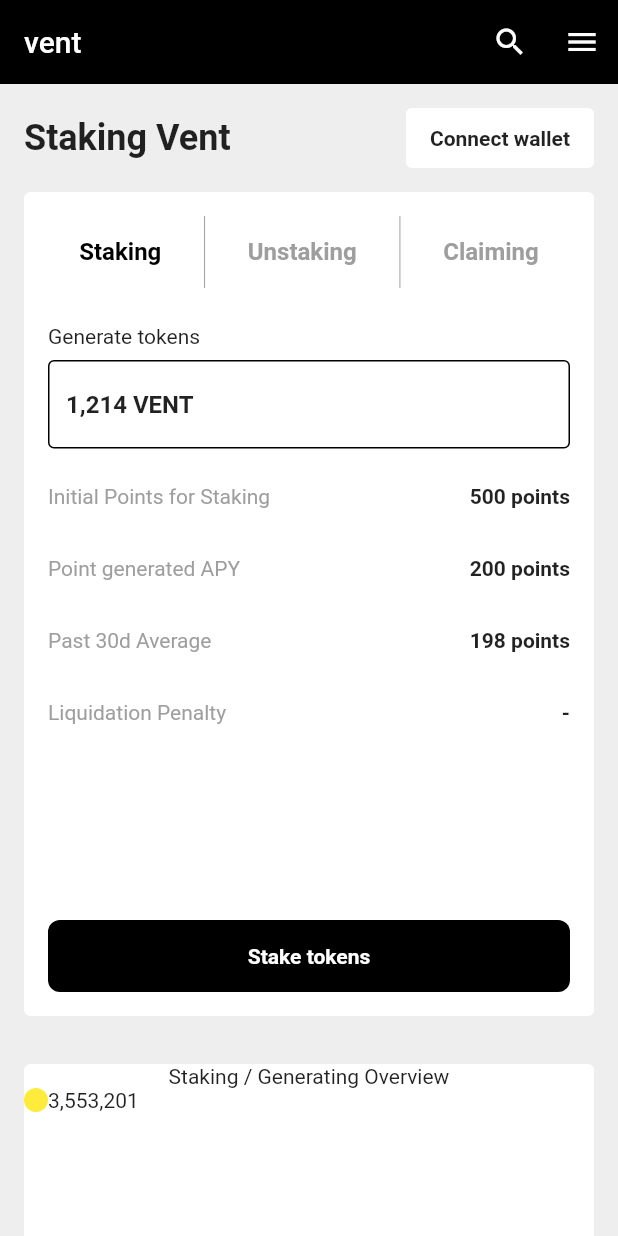
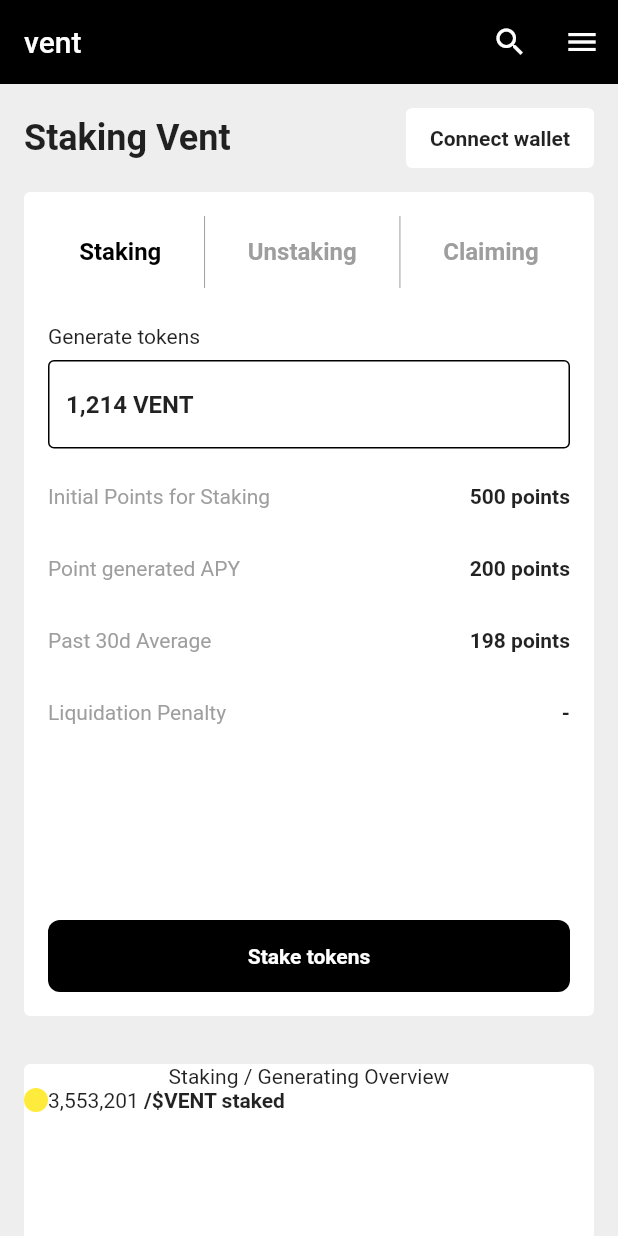
Before and after one commit to JAICHANGPARK/flutter_notebook_19th_story, a Flutter app: the screen it shows after launch, on a phone screen of 412 x 824 dp. Run offline on Flutter 3.47's test engine with Material 2 defaults, Android fonts, the phone set to English and light mode, and no system bars; drawn by our look-alikes of countup; our stand-ins replace cached_network_image, flutter_riverpod, freezed_annotation, smooth_page_indicator, video_player.

Commit message:
Update staking_main_page.dart

```diff
--- a/lib/ep1117_staking_app/src/ui/staking_main_page.dart
+++ b/lib/ep1117_staking_app/src/ui/staking_main_page.dart
@@ -505,7 +505,20 @@ class _StakingMainPageState extends State<StakingMainPage> with SingleTickerProv
                             begin: 0,
                             end: 3553201,
                             separator: ",",
-                          )
+                          ),
+                          Text(
+                            " /\$VENT staked",
+                            style: TextStyle(
+                              fontWeight: FontWeight.bold,
+                            ),
+                          ),
+
+                        ],
+                      ),
+
+                      Row(
+                        children: [
+
                         ],
                       )
                     ],
```
